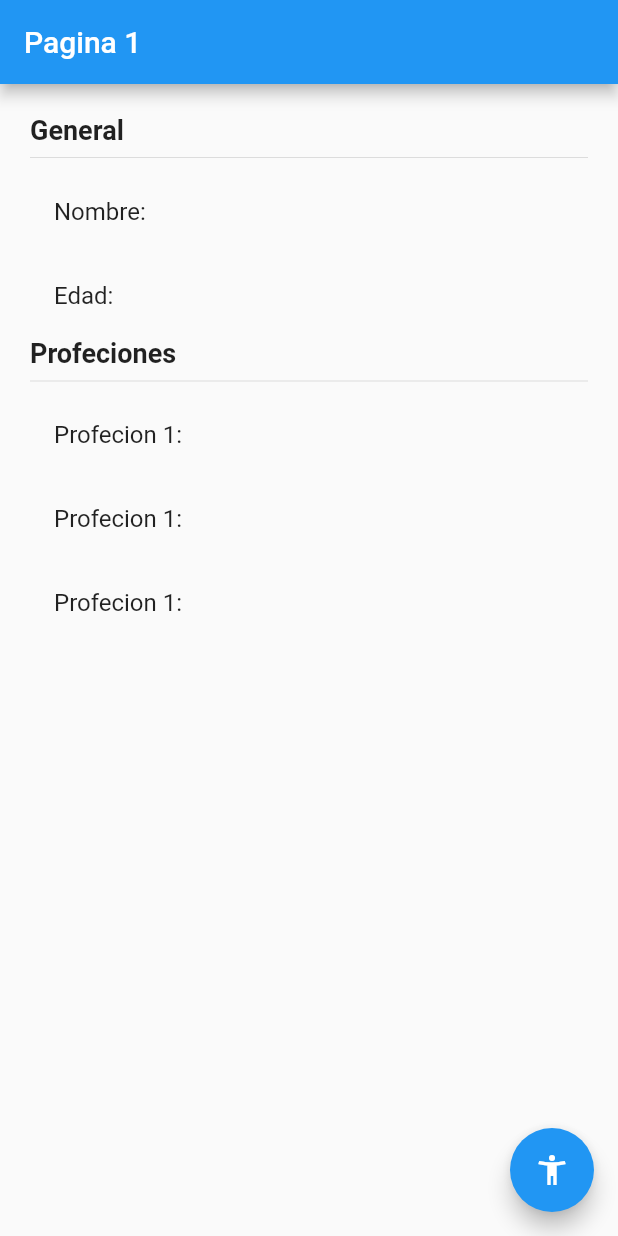
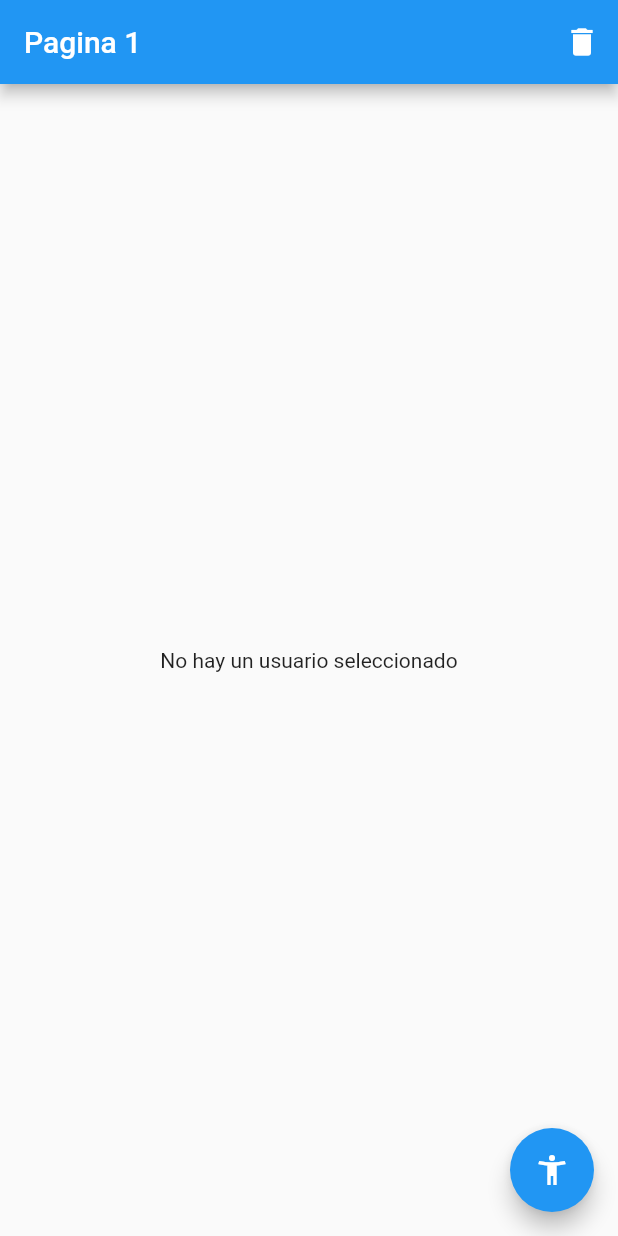
Before and after one commit to casillasmanuel9/estados-flutter, a Flutter app: the screen it shows after launch, on a phone screen of 412 x 824 dp. Run offline on Flutter 3.47's test engine with Material 2 defaults, Android fonts, the phone set to English and light mode, and no system bars; our stand-ins replace bloc, flutter_bloc.

Commit message:
fin patron bloc

```diff
--- /dev/null
+++ b/lib/bloc/usuario/usuario_bloc.dart
@@ -0,0 +1,28 @@
+import 'package:meta/meta.dart';
+import 'package:bloc/bloc.dart';
+import 'package:flutter_estados/models/usuario.dart';
+
+part 'usuario_state.dart';
+part 'usuario_events.dart';
+
+class UsuarioBloc extends Bloc<UsuarioEvent, UsuarioState> {
+  UsuarioBloc() : super(UsuarioState());
+
+  @override
+  Stream<UsuarioState> mapEventToState(UsuarioEvent event) async* {
+    if (event is ActivarUsuario) {
+      yield state.copyWith(usuario: event.usuario);
+    } else if (event is CambiarEdad) {
+      yield state.copyWith(usuario: state.usuario.copyWith(edad: event.edad));
+    } else if (event is AgregarProfecion) {
+      final List<String> profeciones = [
+        ...state.usuario.profesiones,
+        'Profecion ${state.usuario.profesiones.length + 1}'
+      ];
+      yield state.copyWith(
+          usuario: state.usuario.copyWith(profeciones: profeciones));
+    } else if (event is BorrarUsuario) {
+      yield state.initialState();
+    }
+  }
+}
--- /dev/null
+++ b/lib/bloc/usuario/usuario_events.dart
@@ -0,0 +1,23 @@
+part of 'usuario_bloc.dart';
+
+@immutable
+abstract class UsuarioEvent {}
+
+class ActivarUsuario extends UsuarioEvent {
+  final Usuario usuario;
+  ActivarUsuario(this.usuario);
+}
+
+class CambiarEdad extends UsuarioEvent {
+  final int edad;
+
+  CambiarEdad(this.edad);
+}
+
+class AgregarProfecion extends UsuarioEvent {
+  AgregarProfecion();
+}
+
+class BorrarUsuario extends UsuarioEvent {
+
+}
--- /dev/null
+++ b/lib/bloc/usuario/usuario_state.dart
@@ -0,0 +1,16 @@
+
+part of 'usuario_bloc.dart';
+
+class UsuarioState {
+  final bool existeUsuario;
+  final Usuario usuario;
+
+  UsuarioState({ Usuario user }) : usuario = user ?? null, existeUsuario = (user != null) ? true : false;
+
+  UsuarioState copyWith({Usuario usuario}) => UsuarioState(
+    user: usuario ?? null
+  );
+
+  UsuarioState initialState() => new UsuarioState();
+
+}
--- a/lib/main.dart
+++ b/lib/main.dart
@@ -1,4 +1,6 @@
 import 'package:flutter/material.dart';
+import 'package:flutter_bloc/flutter_bloc.dart';
+import 'package:flutter_estados/bloc/usuario/usuario_bloc.dart';
 import 'package:flutter_estados/pages/pagina1.dart';
 import 'package:flutter_estados/pages/pagina2.dart';
 
@@ -7,7 +9,11 @@ void main() => runApp(MyApp());
 class MyApp extends StatelessWidget {
   @override
   Widget build(BuildContext context) {
-    return MaterialApp(
+    return MultiBlocProvider(
+      providers: [
+        BlocProvider<UsuarioBloc>(create: (BuildContext context) => UsuarioBloc(),)
+      ],
+          child: MaterialApp(
         debugShowCheckedModeBanner: false,
         title: 'Material App',
         initialRoute: 'pagina1',
@@ -15,6 +21,7 @@ class MyApp extends StatelessWidget {
           'pagina1': (_) => Pagina1(),
           'pagina2': (_) => Pagina2()
         },
+      ),
     );
   }
 }
--- a/lib/models/usuario.dart
+++ b/lib/models/usuario.dart
@@ -1,8 +1,20 @@
 
 class Usuario {
-  String nombre;
-  int edad;
-  List<String> profesiones;
+  final String nombre;
+  final int edad;
+  final List<String> profesiones;
 
   Usuario({this.nombre, this.edad, this.profesiones});
+
+  copyWith({
+    String nombre,
+    int edad,
+    List<String> profeciones
+  })
+    => Usuario(
+      nombre: nombre ?? this.nombre,
+      edad: edad ?? this.edad,
+      profesiones: profeciones ?? this.profesiones
+    );
+
 }
--- a/lib/pages/pagina1.dart
+++ b/lib/pages/pagina1.dart
@@ -1,4 +1,7 @@
 import 'package:flutter/material.dart';
+import 'package:flutter_bloc/flutter_bloc.dart';
+import 'package:flutter_estados/bloc/usuario/usuario_bloc.dart';
+import 'package:flutter_estados/models/usuario.dart';
 
 class Pagina1 extends StatelessWidget {
   const Pagina1({Key key}) : super(key: key);
@@ -8,8 +11,22 @@ class Pagina1 extends StatelessWidget {
     return Scaffold(
       appBar: AppBar(
         title: Text('Pagina 1'),
+        actions: [
+          IconButton(icon: Icon(Icons.delete), onPressed: () {
+            BlocProvider.of<UsuarioBloc>(context).add(BorrarUsuario());
+          })
+        ],
       ),
-      body: InformacionUsuario(),
+      body: BlocBuilder<UsuarioBloc, UsuarioState>(
+        builder: ( _ , state) {
+          if(state.existeUsuario) {
+            return InformacionUsuario(usuario: state.usuario,);
+          }
+          return Center(
+            child: Text('No hay un usuario seleccionado'),
+          );
+        },
+      ),
       floatingActionButton: FloatingActionButton(
         child: Icon(Icons.accessibility_new),
         onPressed: () => Navigator.pushNamed(context, 'pagina2'),
@@ -18,7 +35,11 @@ class Pagina1 extends StatelessWidget {
   }
 }
 
+
 class InformacionUsuario extends StatelessWidget {
+  final Usuario usuario;
+
+  const InformacionUsuario({this.usuario});
   @override
   Widget build(BuildContext context) {
     return SingleChildScrollView(
@@ -34,16 +55,16 @@ class InformacionUsuario extends StatelessWidget {
               style: TextStyle(fontSize: 18.0, fontWeight: FontWeight.bold),
             ),
             Divider(),
-            ListTile(title: Text('Nombre: ')),
-            ListTile(title: Text('Edad: ')),
+            ListTile(title: Text('Nombre: ${usuario.nombre}')),
+            ListTile(title: Text('Edad: ${usuario.edad}')),
             Text(
               'Profeciones',
               style: TextStyle(fontSize: 18.0, fontWeight: FontWeight.bold),
             ),
             Divider(),
-            ListTile(title: Text('Profecion 1: ')),
-            ListTile(title: Text('Profecion 1: ')),
-            ListTile(title: Text('Profecion 1: '))
+            ...usuario.profesiones.map((e) => ListTile(
+              title: Text(e),
+            ))
           ],
         ),
       ),
--- a/pubspec.yaml
+++ b/pubspec.yaml
@@ -28,6 +28,8 @@ dependencies:
   # The following adds the Cupertino Icons font to your application.
   # Use with the CupertinoIcons class for iOS style icons.
   cupertino_icons: ^1.0.2
+  bloc: ^7.0.0
+  flutter_bloc: ^7.0.0
 
 dev_dependencies:
   flutter_test:
```
Also changed, not shown: lib/pages/pagina2.dart (+21 -3 lines), pubspec.lock. Lines whose indentation alone changed are shown as unchanged.
